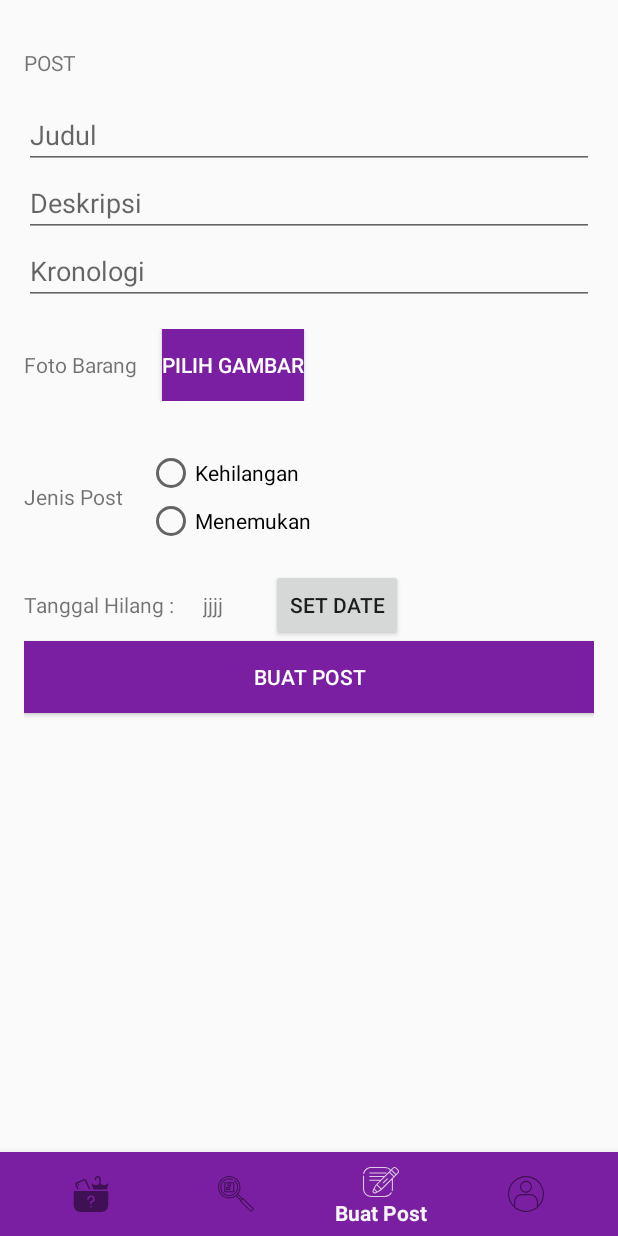
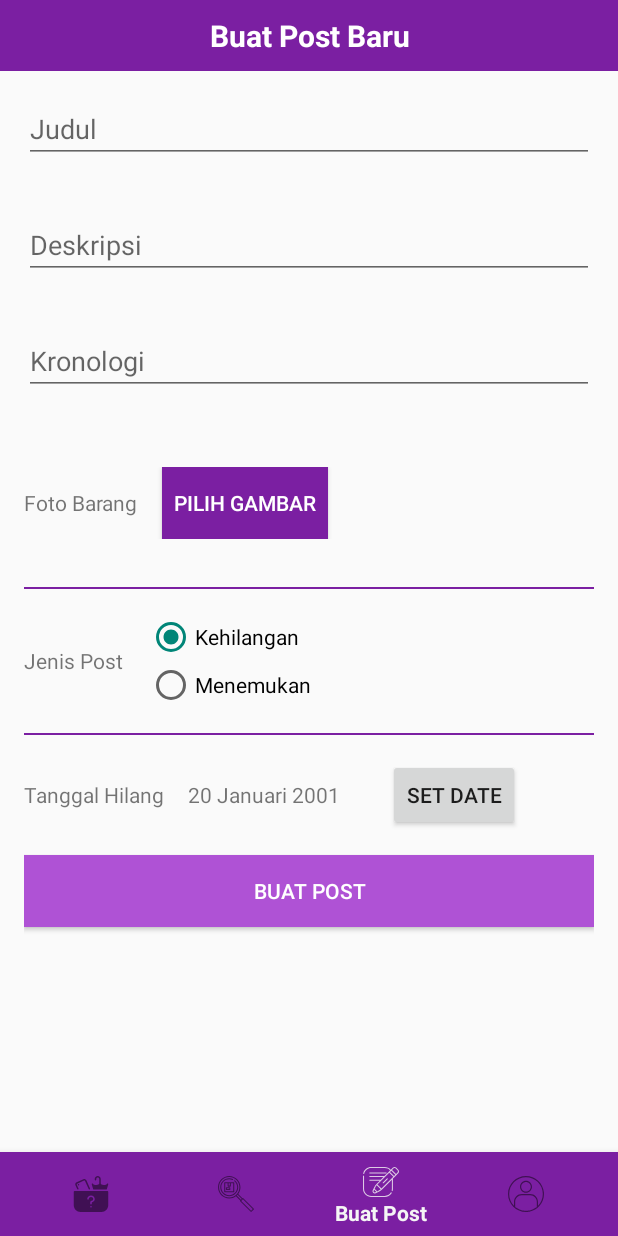
Before and after one commit to ratoz/BarangHilang, an Android app: the fragment halamanPosting placed in its activity, item 3 of the bottom bar chosen, on a phone screen of 412 x 824 dp. Run offline under Robolectric (Android 15) with nearby library versions, the phone set to English and light mode, and no system bars; our stand-ins replace Firebase (no records; nobody signed in at launch, a user with empty details on screens opened directly).

Commit message:
Update Layout Posting v0.0.2

```diff
--- a/app/build.gradle
+++ b/app/build.gradle
@@ -28,6 +28,7 @@ dependencies {
     implementation 'com.google.firebase:firebase-functions:19.0.1'
     implementation 'com.google.firebase:firebase-firestore:21.3.1'
     implementation 'de.hdodenhof:circleimageview:2.2.0'
+    implementation 'com.google.firebase:firebase-storage:19.1.0'
     testImplementation 'junit:junit:4.12'
     androidTestImplementation 'androidx.test.ext:junit:1.1.1'
     androidTestImplementation 'androidx.test.espresso:espresso-core:3.2.0'
--- a/app/src/main/java/Model/PostData.java
+++ b/app/src/main/java/Model/PostData.java
@@ -16,7 +16,7 @@ public class PostData {
 
     public PostData(String idUser, String title, String chronology,String description, Bitmap photo, String dateLost, String typePost, String datePost) {
         this.idUser = idUser;
-        this.description=description;
+        this.description = description;
         this.title = title;
         this.chronology = chronology;
         this.photo = photo;
--- a/app/src/main/java/com/pamair/baranghilang/halamanPosting.java
+++ b/app/src/main/java/com/pamair/baranghilang/halamanPosting.java
@@ -1,21 +1,107 @@
 package com.pamair.baranghilang;
 
+import android.Manifest;
+import android.content.ContentResolver;
+import android.content.Intent;
+import android.content.pm.PackageManager;
+import android.database.Cursor;
+import android.graphics.Bitmap;
+import android.net.Uri;
 import android.os.Bundle;
+import android.provider.MediaStore;
 import android.view.LayoutInflater;
 import android.view.View;
 import android.view.ViewGroup;
+import android.widget.Button;
+import android.widget.EditText;
+import android.widget.ImageView;
+import android.widget.RadioButton;
+import android.widget.RadioGroup;
 
+import androidx.annotation.Nullable;
+import androidx.core.app.ActivityCompat;
 import androidx.fragment.app.Fragment;
 
+import com.google.firebase.storage.FirebaseStorage;
+import com.google.firebase.storage.StorageReference;
+
+import java.io.InputStream;
+
 public class halamanPosting extends Fragment {
+    private View postView;
+    private RadioButton radioButton;
+    private EditText edtTitle;
+    private EditText edtDescription;
+    private EditText edtChronology;
+    private Button btnUploadImage;
+    private ImageView imgPreview;
+    private RadioGroup rdgPost;
+    private Uri imgPath;
+    private  final int PICK_IMAGE_REQUEST = 22;
+
+    FirebaseStorage storage;
+    StorageReference storageReference;
+
     public halamanPosting(){
 
+    }
+
+    public void init() {
+        edtTitle =  postView.findViewById(R.id.edtTitle);
+        edtDescription = postView.findViewById(R.id.edtDescription);
+        edtChronology = postView.findViewById(R.id.edtChronology);
+        btnUploadImage = postView.findViewById(R.id.btnChooseImage);
+        imgPreview = postView.findViewById(R.id.imgPreview);
+        rdgPost = postView.findViewById(R.id.rdgPost);
+
+        storage = FirebaseStorage.getInstance();
+        storageReference = storage.getReference();
     }
 
     @Override
     public View onCreateView(LayoutInflater inflater, ViewGroup container,
                              Bundle savedInstanceState) {
+        postView = inflater.inflate(R.layout.halaman_posting, container, false);
         // Inflate the layout for this fragment
-        return inflater.inflate(R.layout.halaman_posting, container, false);
+        init();
+        selectImage();
+/*Intent intent = new Intent();
+                intent.setType("image/*");
+                intent.setAction(Intent.ACTION_GET_CONTENT);
+                startActivityForResult(
+                        Intent.createChooser(
+                                intent,"Pilih Gambar..."),PICK_IMAGE_REQUEST
+                );*/
+        return postView;
+    }
+
+    private void selectImage() {
+        btnUploadImage.setOnClickListener(new View.OnClickListener() {
+            @Override
+            public void onClick(View v) {/*
+                Intent intent = new Intent();
+                intent.setType("image/*");
+                intent.setAction(Intent.ACTION_GET_CONTENT);
+                startActivityForResult(
+                        Intent.createChooser(
+                                intent,"Pilih Gambar..."),PICK_IMAGE_REQUEST
+                );*/
+  /*              Intent intent = new Intent(Intent.ACTION_PICK);
+                intent.setType("image/*");
+                startActivityForResult(intent,PICK_IMAGE_REQUEST);
+  */          }
+        });
+    }
+
+    @Override
+    public void onActivityResult(int requestCode, int resultCode, @Nullable Intent data) {
+        super.onActivityResult(requestCode, resultCode, data);
+
+        if (requestCode == PICK_IMAGE_REQUEST && data !=null && data.getData()!=null){
+            imgPath = data.getData();
+
+//            InputStream inputStream = getCo
+
+        }
     }
 }
--- a/app/src/main/res/layout/activity_main.xml
+++ b/app/src/main/res/layout/activity_main.xml
@@ -94,6 +94,14 @@
                 />
             </LinearLayout>
 
+        <Button
+            android:id="@+id/loginclick"
+            android:layout_width="match_parent"
+            android:layout_height="wrap_content"
+            android:background="@drawable/button"
+            android:text="@string/txt_loginbutton"
+            android:textColor="@color/colorWhite" />
+
 
     </LinearLayout>
 
@@ -102,16 +110,7 @@
         android:layout_width="match_parent"
         android:layout_height="wrap_content"
         android:orientation="vertical"
-        >
-        <Button
-            android:id="@+id/loginclick"
-            android:layout_width="match_parent"
-            android:layout_height="wrap_content"
-            android:text="@string/txt_loginbutton"
-            android:textColor="@color/colorWhite"
-            android:background="@drawable/button"
-            />
-    </LinearLayout>
+        ></LinearLayout>
 </LinearLayout>
 
 </LinearLayout>
--- a/app/src/main/res/layout/halaman_posting.xml
+++ b/app/src/main/res/layout/halaman_posting.xml
@@ -4,40 +4,64 @@
     android:orientation="vertical"
     android:layout_width="match_parent"
     android:layout_height="match_parent"
-    android:padding="16dp"
+    android:padding="0dp"
     tools:context=".halamanPosting">
 
-    <TextView
-        android:text="POST"
+    <LinearLayout
+        android:background="@color/colorPrimary"
+        android:paddingTop="10dp"
+        android:paddingBottom="10dp"
         android:layout_width="match_parent"
         android:layout_height="wrap_content"
-        android:layout_marginVertical="16dp"
-        />
+        android:orientation="vertical">
+        <TextView
+            android:id="@+id/textView"
+            android:layout_width="match_parent"
+            android:layout_height="wrap_content"
+            android:text="Buat Post Baru"
+            android:textSize="@dimen/heading2"
+            android:textStyle="bold"
+            android:textAlignment="center"
+            android:textColor="@color/colorWhite"/>
+    </LinearLayout>
+
+    <ScrollView
+        android:layout_width="match_parent"
+        android:layout_height="wrap_content">
+
+        <LinearLayout
+            android:layout_width="match_parent"
+            android:layout_height="wrap_content"
+            android:orientation="vertical"
+            android:paddingHorizontal="16dp">
 
             <EditText
                 android:id="@+id/edtTitle"
                 android:layout_width="match_parent"
                 android:layout_height="wrap_content"
-        android:hint="Judul"/>
+                android:hint="Judul"
+                android:layout_marginVertical="16dp"/>
 
             <EditText
                 android:id="@+id/edtDescription"
                 android:layout_width="match_parent"
                 android:layout_height="wrap_content"
-        android:hint="Deskripsi"/>
+                android:hint="Deskripsi"
+                android:layout_marginVertical="16dp"/>
 
             <EditText
                 android:id="@+id/edtChronology"
                 android:layout_width="match_parent"
                 android:layout_height="wrap_content"
-        android:hint="Kronologi"/>
+                android:hint="Kronologi"
+                android:layout_marginVertical="16dp"/>
 
             <LinearLayout
                 android:layout_width="match_parent"
                 android:layout_height="wrap_content"
                 android:orientation="horizontal"
                 android:paddingVertical="16dp"
-        >
+                android:layout_marginVertical="16dp">
 
                 <TextView
                     android:layout_width="wrap_content"
@@ -45,10 +69,12 @@
                     android:text="Foto Barang"/>
 
                 <Button
+                    android:id="@+id/btnChooseImage"
                     android:layout_width="wrap_content"
                     android:layout_height="wrap_content"
                     android:background="@color/colorPrimary"
                     android:text="Pilih Gambar"
+                    android:paddingHorizontal="8dp"
                     android:layout_marginHorizontal="16dp"
                     android:textColor="@color/colorWhite"/>
 
@@ -57,6 +83,11 @@
                     android:layout_width="wrap_content"
                     android:layout_height="match_parent"/>
             </LinearLayout>
+
+            <View
+                android:layout_width="match_parent"
+                android:layout_height="1dp"
+                android:background="@color/colorPrimary"/>
 
             <LinearLayout
                 android:layout_width="match_parent"
@@ -72,6 +103,7 @@
                     />
 
                 <RadioGroup
+                    android:id="@+id/rdgPost"
                     android:layout_width="wrap_content"
                     android:layout_height="wrap_content"
                     android:orientation="vertical"
@@ -81,7 +113,8 @@
                         android:id="@+id/rdbLost"
                         android:layout_width="match_parent"
                         android:layout_height="wrap_content"
-                android:text="Kehilangan"/>
+                        android:text="Kehilangan"
+                        android:checked="true"/>
 
                     <RadioButton
                         android:id="@+id/rdbFound"
@@ -89,27 +122,34 @@
                         android:layout_height="wrap_content"
                         android:text="Menemukan"/>
                 </RadioGroup>
+
             </LinearLayout>
+
+            <View
+                android:layout_width="match_parent"
+                android:layout_height="1dp"
+                android:background="@color/colorPrimary"/>
 
             <LinearLayout
                 android:layout_width="match_parent"
                 android:layout_height="wrap_content"
-        android:orientation="horizontal">
+                android:orientation="horizontal"
+                android:paddingVertical="16dp">
 
                 <TextView
                     android:id="@+id/tvDateFoundLostToggle"
                     android:layout_width="wrap_content"
                     android:layout_height="wrap_content"
-            android:text="Tanggal Hilang : "
+                    android:text="Tanggal Hilang"
                     android:layout_gravity="center_vertical"/>
 
                 <TextView
 
-            android:id="@+id/tvDateFOundLost"
+                    android:id="@+id/tvDateFoundLost"
                     android:layout_width="wrap_content"
                     android:layout_height="wrap_content"
                     android:layout_marginHorizontal="16dp"
-            android:text="jjjj"/>
+                    android:text="20 Januari 2001"/>
 
                 <Button
                     android:id="@+id/btnDateFoundLost"
@@ -123,9 +163,13 @@
                 android:layout_width="match_parent"
                 android:layout_height="wrap_content"
                 android:layout_gravity="center_horizontal"
-        android:background="@color/colorPrimary"
+                android:background="@color/colorPrimaryLight"
                 android:text="Buat Post"
                 android:textColor="@color/colorWhite"
-        />
+                android:layout_marginBottom="16dp"/>
 
         </LinearLayout>
+
+    </ScrollView>
+
+</LinearLayout>
--- a/gradle.properties
+++ b/gradle.properties
@@ -6,7 +6,7 @@
 # http://www.gradle.org/docs/current/userguide/build_environment.html
 # Specifies the JVM arguments used for the daemon process.
 # The setting is particularly useful for tweaking memory settings.
-org.gradle.jvmargs=-Xmx1536m
+org.gradle.jvmargs=-Xmx1024m
 # When configured, Gradle will run in incubating parallel mode.
 # This option should only be used with decoupled projects. More details, visit
 # http://www.gradle.org/docs/current/userguide/multi_project_builds.html#sec:decoupled_projects
```
Lines whose indentation alone changed are shown as unchanged.
